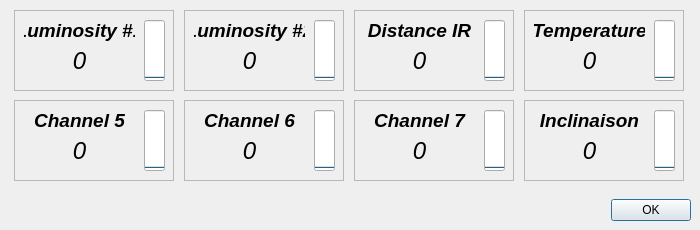
Before: the Qt Designer form Dialog_Sensors.ui in CactusTribe/PyRobot, drawn with Qt 5.
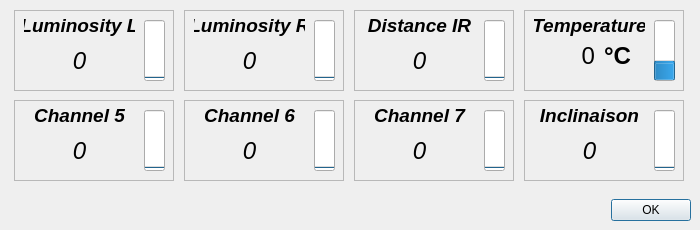
After: the same form once the commit is applied.

What changed in the file:
```diff
--- a/Dialog_Sensors.ui
+++ b/Dialog_Sensors.ui
@@ -77,7 +77,7 @@
          <x>10</x>
          <y>0</y>
          <width>111</width>
-         <height>41</height>
+         <height>31</height>
         </rect>
        </property>
        <property name="font">
@@ -90,7 +90,7 @@
         </font>
        </property>
        <property name="text">
-        <string>Luminosity #1</string>
+        <string>Luminosity L</string>
        </property>
        <property name="alignment">
         <set>Qt::AlignCenter</set>
@@ -176,7 +176,7 @@
          <x>10</x>
          <y>0</y>
          <width>111</width>
-         <height>41</height>
+         <height>31</height>
         </rect>
        </property>
        <property name="font">
@@ -189,7 +189,7 @@
         </font>
        </property>
        <property name="text">
-        <string>Luminosity #2</string>
+        <string>Luminosity R</string>
        </property>
        <property name="alignment">
         <set>Qt::AlignCenter</set>
@@ -275,7 +275,7 @@
          <x>10</x>
          <y>0</y>
          <width>111</width>
-         <height>41</height>
+         <height>31</height>
         </rect>
        </property>
        <property name="font">
@@ -374,7 +374,7 @@
          <x>10</x>
          <y>0</y>
          <width>111</width>
-         <height>41</height>
+         <height>31</height>
         </rect>
        </property>
        <property name="font">
@@ -398,15 +398,15 @@
         <rect>
          <x>10</x>
          <y>30</y>
-         <width>111</width>
-         <height>41</height>
+         <width>61</width>
+         <height>31</height>
         </rect>
        </property>
        <property name="font">
         <font>
          <pointsize>18</pointsize>
          <weight>50</weight>
-         <italic>true</italic>
+         <italic>false</italic>
          <bold>false</bold>
         </font>
        </property>
@@ -414,7 +414,7 @@
         <string>0</string>
        </property>
        <property name="alignment">
-        <set>Qt::AlignCenter</set>
+        <set>Qt::AlignRight|Qt::AlignTrailing|Qt::AlignVCenter</set>
        </property>
       </widget>
       <widget class="QProgressBar" name="progressBar_ch4">
@@ -432,6 +432,12 @@
          <verstretch>0</verstretch>
         </sizepolicy>
        </property>
+       <property name="minimum">
+        <number>-50</number>
+       </property>
+       <property name="maximum">
+        <number>130</number>
+       </property>
        <property name="value">
         <number>0</number>
        </property>
@@ -451,6 +457,30 @@
         <enum>QProgressBar::TopToBottom</enum>
        </property>
       </widget>
+      <widget class="QLabel" name="label_10">
+       <property name="geometry">
+        <rect>
+         <x>80</x>
+         <y>30</y>
+         <width>41</width>
+         <height>31</height>
+        </rect>
+       </property>
+       <property name="font">
+        <font>
+         <pointsize>18</pointsize>
+         <weight>75</weight>
+         <italic>false</italic>
+         <bold>true</bold>
+        </font>
+       </property>
+       <property name="text">
+        <string>°C</string>
+       </property>
+       <property name="alignment">
+        <set>Qt::AlignLeading|Qt::AlignLeft|Qt::AlignVCenter</set>
+       </property>
+      </widget>
      </widget>
     </item>
    </layout>
@@ -485,7 +515,7 @@
          <x>10</x>
          <y>0</y>
          <width>111</width>
-         <height>41</height>
+         <height>31</height>
         </rect>
        </property>
        <property name="font">
@@ -584,7 +614,7 @@
          <x>10</x>
          <y>0</y>
          <width>111</width>
-         <height>41</height>
+         <height>31</height>
         </rect>
        </property>
        <property name="font">
@@ -683,7 +713,7 @@
          <x>10</x>
          <y>0</y>
          <width>111</width>
-         <height>41</height>
+         <height>31</height>
         </rect>
        </property>
        <property name="font">
@@ -782,7 +812,7 @@
          <x>10</x>
          <y>0</y>
          <width>111</width>
-         <height>41</height>
+         <height>31</height>
         </rect>
        </property>
        <property name="font">
```
